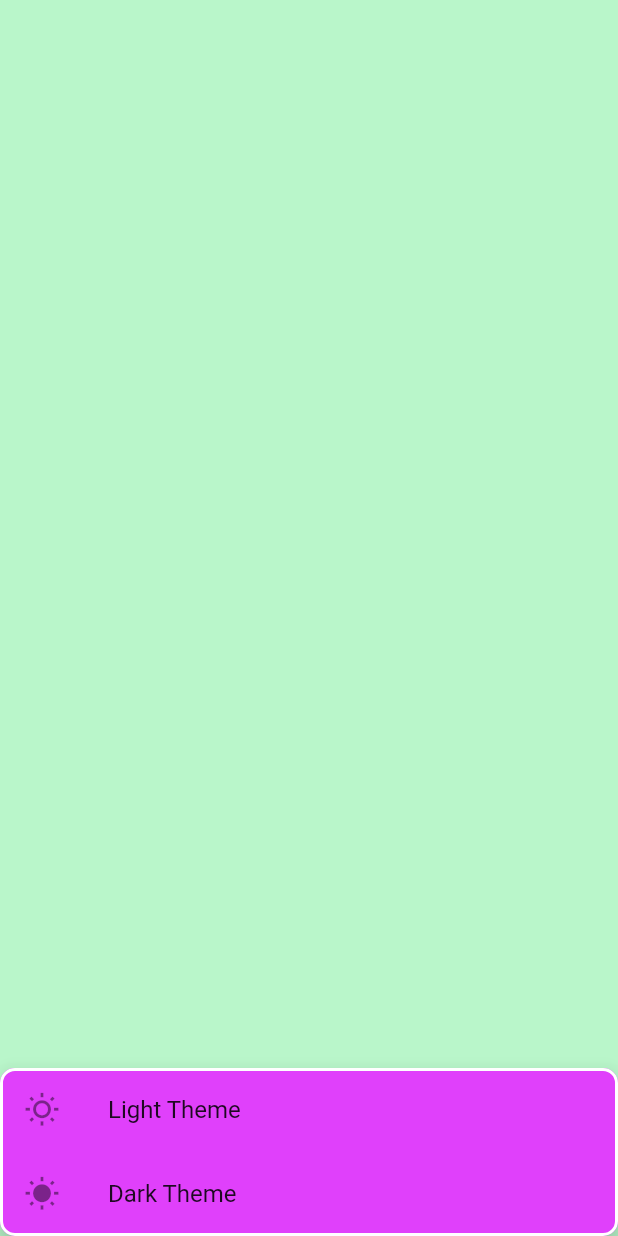
After one commit to ali-sojib/Flutter-GetX-Utils, a Flutter app: the screen it shows after launch, after a tap on "Bottom Sheet", on a phone screen of 412 x 824 dp. The commit adds this screen. Run offline on Flutter 3.47's test engine with Material 2 defaults, Android fonts, the phone set to English and light mode, and no system bars; our stand-ins replace get.

Commit message:
getx dafault bottom sheet perms

```diff
--- /dev/null
+++ b/lib/getx_bottom_sheet_perm_view.dart
@@ -0,0 +1,63 @@
+import 'package:flutter/material.dart';
+import 'package:get/get.dart';
+
+class BottomSheetPage extends StatefulWidget {
+  const BottomSheetPage({Key? key}) : super(key: key);
+
+  @override
+  State<BottomSheetPage> createState() => _BottomSheetPageState();
+}
+
+class _BottomSheetPageState extends State<BottomSheetPage> {
+  @override
+  Widget build(BuildContext context) {
+    return Scaffold(
+      appBar: AppBar(
+        title: const Text('Bottom Sheet'),
+      ),
+      body: Center(
+        child: Column(
+          mainAxisAlignment: MainAxisAlignment.center,
+          crossAxisAlignment: CrossAxisAlignment.center,
+          children: [
+            ElevatedButton(
+              child: Text("Bottom Sheet"),
+              onPressed: () {
+                //Get default bottom sheet
+                Get.bottomSheet(
+                  Container(
+                    child: Wrap(
+                      children: <Widget>[
+                        ListTile(
+                            leading: Icon(Icons.wb_sunny_outlined),
+                            title: Text('Light Theme'),
+                            onTap: () => {Get.changeTheme(ThemeData.light())}),
+                        ListTile(
+                          leading: Icon(Icons.wb_sunny),
+                          title: Text('Dark Theme'),
+                          onTap: () => {Get.changeTheme(ThemeData.dark())},
+                        ),
+                      ],
+                    ),
+                  ),
+                  backgroundColor: Colors.purpleAccent,
+                  isDismissible: true,
+                  shape: RoundedRectangleBorder(
+                    borderRadius: BorderRadius.circular(10.0),
+                    side: const BorderSide(
+                        color: Colors.white,
+                        style: BorderStyle.solid,
+                        width: 2.0),
+                  ),
+                  barrierColor: Colors.greenAccent.shade100,
+                  elevation: 10,
+                  enableDrag: true,
+                );
+              },
+            ),
+          ],
+        ),
+      ),
+    );
+  }
+}
--- a/lib/main.dart
+++ b/lib/main.dart
@@ -1,7 +1,8 @@
 import 'package:flutter/material.dart';
-import 'package:flutter_getx_utils/getx_dilog_all_perm_view.dart';
+import 'package:flutter_getx_utils/getx_dialog_all_perm_view.dart';
 import 'package:get/get.dart';
 
+import 'getx_bottom_sheet_perm_view.dart';
 import 'getx_snackebar_all_perm_view.dart';
 
 void main() {
@@ -18,7 +19,8 @@ class MyApp extends StatelessWidget {
     return const GetMaterialApp(
       title: 'GetX',
       // home: SnackBarHomePage(),
-      home: DialogHomePage(),
+      // home: DialogHomePage(),
+      home: BottomSheetPage(),
     );
   }
 }
```
